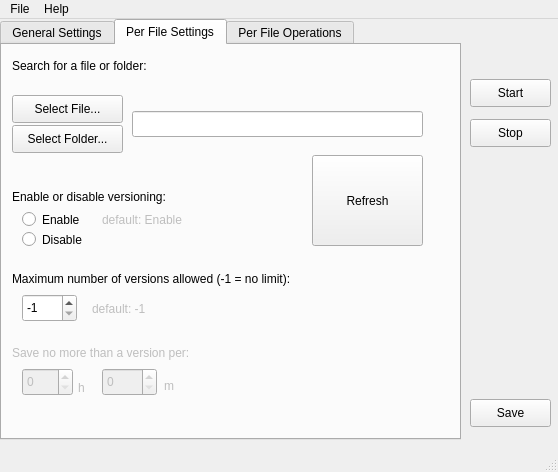
First picture: the form in MalcolmGUI.ui, repository radudragusin/malcolm, before the edit.
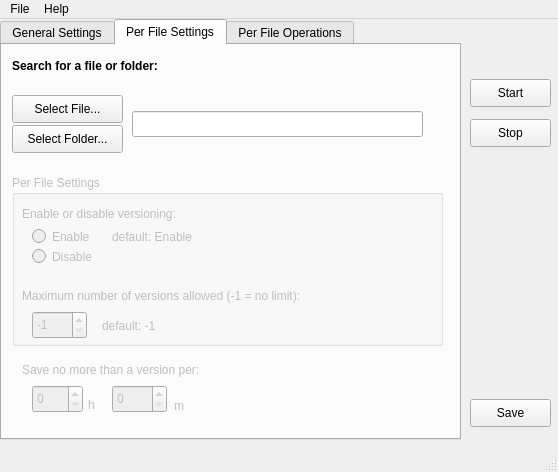
Second picture: the form after the edit. The open tabs and pages were chosen to show the change.

Commit message: Added almost all functionality for tab 2 of the GUI.

The edit to the form file:
```diff
--- a/MalcolmGUI.ui
+++ b/MalcolmGUI.ui
@@ -27,6 +27,9 @@
   </property>
   <widget class="QWidget" name="centralwidget">
    <widget class="QTabWidget" name="tabWidget">
+    <property name="enabled">
+     <bool>true</bool>
+    </property>
     <property name="geometry">
      <rect>
       <x>0</x>
@@ -320,139 +323,33 @@
      <attribute name="title">
       <string>Per File Settings</string>
      </attribute>
-     <widget class="QLabel" name="label_10">
-      <property name="enabled">
-       <bool>false</bool>
-      </property>
-      <property name="geometry">
-       <rect>
-        <x>100</x>
-        <y>166</y>
-        <width>101</width>
-        <height>18</height>
-       </rect>
-      </property>
-      <property name="frameShadow">
-       <enum>QFrame::Plain</enum>
-      </property>
-      <property name="text">
-       <string>default: Enable</string>
-      </property>
-     </widget>
-     <widget class="QLabel" name="label_11">
-      <property name="geometry">
-       <rect>
-        <x>10</x>
-        <y>143</y>
-        <width>291</width>
-        <height>18</height>
-       </rect>
-      </property>
-      <property name="text">
-       <string>Enable or disable versioning:</string>
-      </property>
-     </widget>
-     <widget class="QRadioButton" name="radioButton_3">
-      <property name="geometry">
-       <rect>
-        <x>20</x>
-        <y>183</y>
-        <width>108</width>
-        <height>23</height>
-       </rect>
-      </property>
-      <property name="text">
-       <string>Disable</string>
-      </property>
-     </widget>
-     <widget class="QRadioButton" name="radioButton_4">
-      <property name="geometry">
-       <rect>
-        <x>20</x>
-        <y>163</y>
-        <width>81</width>
-        <height>23</height>
-       </rect>
-      </property>
-      <property name="text">
-       <string>Enable</string>
-      </property>
-     </widget>
      <widget class="QLabel" name="label_12">
       <property name="geometry">
        <rect>
         <x>10</x>
         <y>12</y>
-        <width>171</width>
+        <width>211</width>
         <height>18</height>
        </rect>
       </property>
+      <property name="font">
+       <font>
+        <weight>75</weight>
+        <bold>true</bold>
+       </font>
+      </property>
       <property name="text">
        <string>Search for a file or folder:</string>
       </property>
      </widget>
-     <widget class="QLabel" name="label_13">
-      <property name="geometry">
-       <rect>
-        <x>10</x>
-        <y>213</y>
-        <width>421</width>
-        <height>41</height>
-       </rect>
-      </property>
-      <property name="text">
-       <string>Maximum number of versions allowed (-1 = no limit):</string>
-      </property>
-      <property name="scaledContents">
-       <bool>true</bool>
-      </property>
-      <property name="wordWrap">
-       <bool>true</bool>
-      </property>
-     </widget>
-     <widget class="QLabel" name="label_14">
-      <property name="enabled">
-       <bool>false</bool>
-      </property>
-      <property name="geometry">
-       <rect>
-        <x>90</x>
-        <y>255</y>
-        <width>71</width>
-        <height>18</height>
-       </rect>
-      </property>
-      <property name="frameShadow">
-       <enum>QFrame::Plain</enum>
-      </property>
-      <property name="text">
-       <string>default: -1</string>
-      </property>
-     </widget>
-     <widget class="QSpinBox" name="spinBox_4">
-      <property name="geometry">
-       <rect>
-        <x>20</x>
-        <y>249</y>
-        <width>55</width>
-        <height>28</height>
-       </rect>
-      </property>
-      <property name="minimum">
-       <number>-1</number>
-      </property>
-      <property name="value">
-       <number>-1</number>
-      </property>
-     </widget>
      <widget class="QLabel" name="label_15">
       <property name="enabled">
        <bool>false</bool>
       </property>
       <property name="geometry">
        <rect>
-        <x>162</x>
-        <y>330</y>
+        <x>172</x>
+        <y>350</y>
         <width>20</width>
         <height>21</height>
        </rect>
@@ -467,8 +364,8 @@
       </property>
       <property name="geometry">
        <rect>
-        <x>100</x>
-        <y>323</y>
+        <x>110</x>
+        <y>340</y>
         <width>55</width>
         <height>28</height>
        </rect>
@@ -480,8 +377,8 @@
       </property>
       <property name="geometry">
        <rect>
-        <x>76</x>
-        <y>333</y>
+        <x>86</x>
+        <y>350</y>
         <width>20</width>
         <height>20</height>
        </rect>
@@ -496,8 +393,8 @@
       </property>
       <property name="geometry">
        <rect>
-        <x>10</x>
-        <y>287</y>
+        <x>20</x>
+        <y>304</y>
         <width>421</width>
         <height>41</height>
        </rect>
@@ -518,8 +415,8 @@
       </property>
       <property name="geometry">
        <rect>
-        <x>20</x>
-        <y>323</y>
+        <x>30</x>
+        <y>340</y>
         <width>51</width>
         <height>28</height>
        </rect>
@@ -561,17 +458,132 @@
        <string>Select Folder...</string>
       </property>
      </widget>
-     <widget class="QPushButton" name="pushButton_9">
+     <widget class="QGroupBox" name="groupBox_3">
+      <property name="enabled">
+       <bool>false</bool>
+      </property>
       <property name="geometry">
        <rect>
-        <x>310</x>
-        <y>110</y>
-        <width>111</width>
-        <height>91</height>
+        <x>10</x>
+        <y>130</y>
+        <width>431</width>
+        <height>171</height>
        </rect>
       </property>
+      <property name="title">
+       <string>Per File Settings</string>
+      </property>
+      <widget class="QLabel" name="label_13">
+       <property name="geometry">
+        <rect>
+         <x>10</x>
+         <y>100</y>
+         <width>421</width>
+         <height>41</height>
+        </rect>
+       </property>
+       <property name="text">
+        <string>Maximum number of versions allowed (-1 = no limit):</string>
+       </property>
+       <property name="scaledContents">
+        <bool>true</bool>
+       </property>
+       <property name="wordWrap">
+        <bool>true</bool>
+       </property>
+      </widget>
+      <widget class="QSpinBox" name="spinBox_4">
+       <property name="geometry">
+        <rect>
+         <x>20</x>
+         <y>136</y>
+         <width>55</width>
+         <height>28</height>
+        </rect>
+       </property>
+       <property name="minimum">
+        <number>-1</number>
+       </property>
+       <property name="value">
+        <number>-1</number>
+       </property>
+      </widget>
+      <widget class="QRadioButton" name="radioButton_4">
+       <property name="geometry">
+        <rect>
+         <x>20</x>
+         <y>50</y>
+         <width>81</width>
+         <height>23</height>
+        </rect>
+       </property>
+       <property name="text">
+        <string>Enable</string>
+       </property>
+      </widget>
+      <widget class="QLabel" name="label_21">
+       <property name="geometry">
+        <rect>
+         <x>10</x>
+         <y>30</y>
+         <width>291</width>
+         <height>18</height>
+        </rect>
+       </property>
+       <property name="text">
+        <string>Enable or disable versioning:</string>
+       </property>
+      </widget>
+      <widget class="QRadioButton" name="radioButton_3">
+       <property name="geometry">
+        <rect>
+         <x>20</x>
+         <y>70</y>
+         <width>121</width>
+         <height>23</height>
+        </rect>
+       </property>
+       <property name="text">
+        <string>Disable</string>
+       </property>
+      </widget>
+     </widget>
+     <widget class="QLabel" name="label_10">
+      <property name="enabled">
+       <bool>false</bool>
+      </property>
+      <property name="geometry">
+       <rect>
+        <x>110</x>
+        <y>183</y>
+        <width>101</width>
+        <height>18</height>
+       </rect>
+      </property>
+      <property name="frameShadow">
+       <enum>QFrame::Plain</enum>
+      </property>
       <property name="text">
-       <string>Refresh</string>
+       <string>default: Enable</string>
+      </property>
+     </widget>
+     <widget class="QLabel" name="label_14">
+      <property name="enabled">
+       <bool>false</bool>
+      </property>
+      <property name="geometry">
+       <rect>
+        <x>100</x>
+        <y>272</y>
+        <width>71</width>
+        <height>18</height>
+       </rect>
+      </property>
+      <property name="frameShadow">
+       <enum>QFrame::Plain</enum>
+      </property>
+      <property name="text">
+       <string>default: -1</string>
       </property>
      </widget>
     </widget>
```
Left out of the diff: 5 changed lines with no effect on the pictures. The commit also changes 2 other files.
